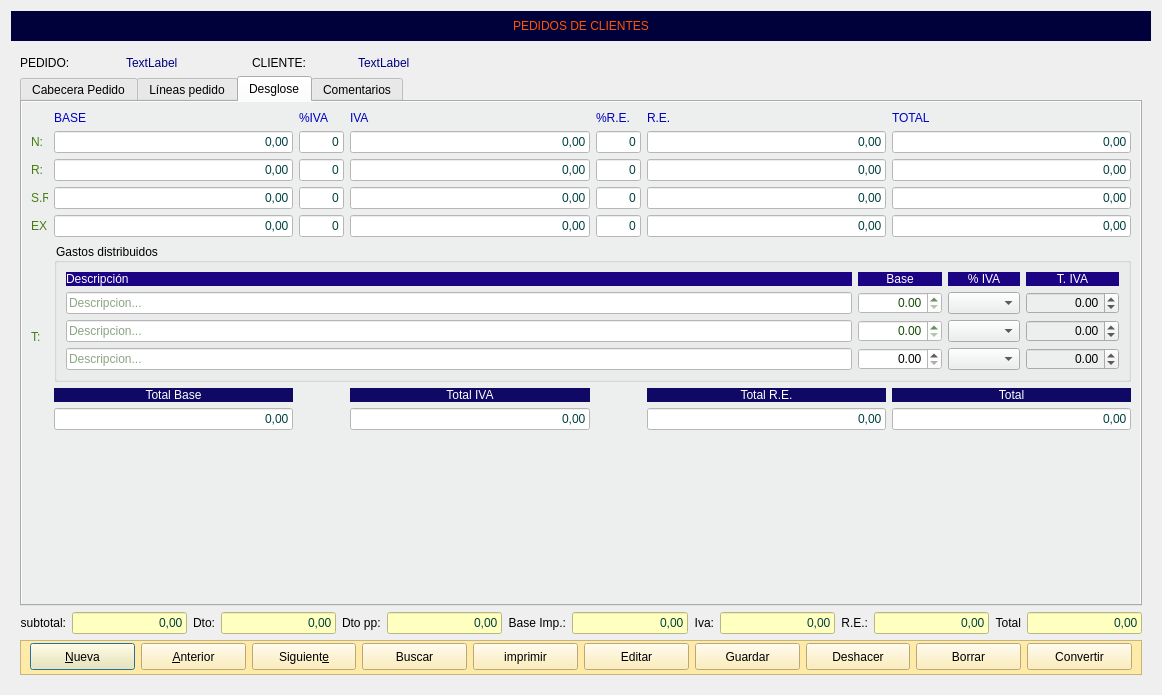
The window that Zona_Ventas/frmpedidos.ui (arcnexus/RedFoX) describes before a commit, drawn with Qt 5.
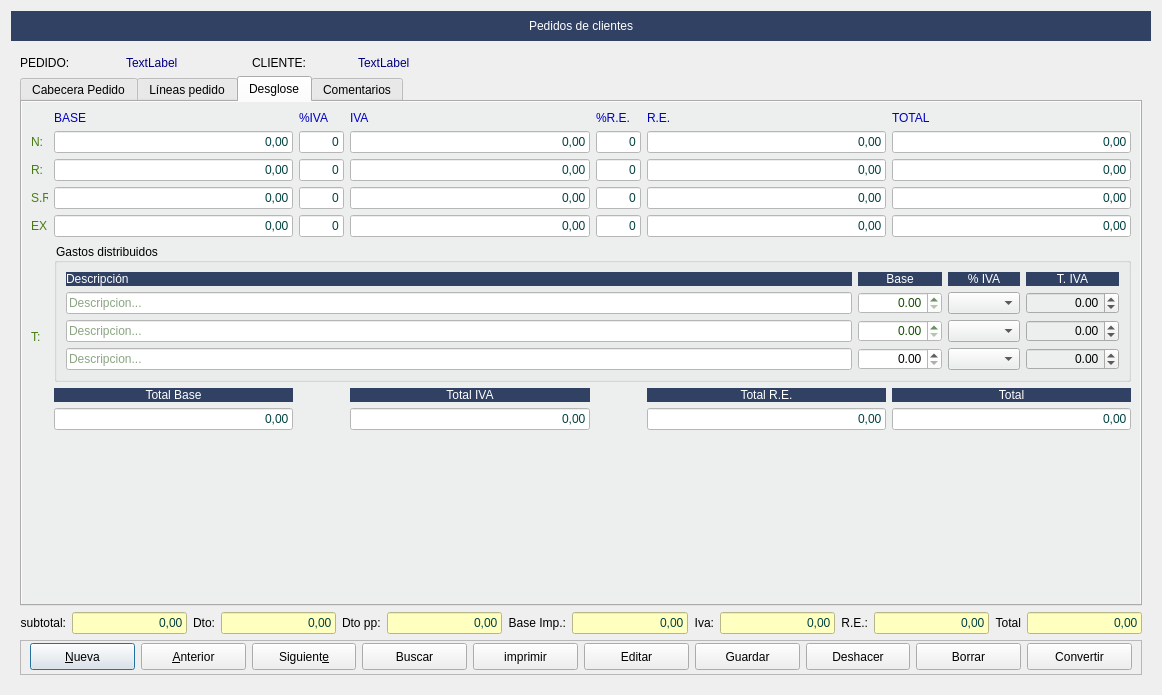
The same window after the commit. The open tabs and pages were chosen to show the change. Icons and pictures are not drawn.

Diff of the .ui file:
```diff
--- a/Zona_Ventas/frmpedidos.ui
+++ b/Zona_Ventas/frmpedidos.ui
@@ -298,9 +298,6 @@
            <height>35</height>
           </size>
          </property>
-         <property name="styleSheet">
-          <string notr="true">background-color: rgb(255, 235, 167);</string>
-         </property>
          <property name="frameShape">
           <enum>QFrame::StyledPanel</enum>
          </property>
@@ -1855,7 +1852,7 @@
                 <item row="0" column="0">
                  <widget class="QLabel" name="label_33">
                   <property name="styleSheet">
-                   <string notr="true">background-color: rgb(27, 3, 132);
+                   <string notr="true">background-color: #304163;
 color: rgb(255, 255, 255);</string>
                   </property>
                   <property name="text">
@@ -1872,7 +1869,7 @@
                    </size>
                   </property>
                   <property name="styleSheet">
-                   <string notr="true">background-color: rgb(27, 3, 132);
+                   <string notr="true">background-color: #304163;
 color: rgb(255, 255, 255);</string>
                   </property>
                   <property name="text">
@@ -1944,7 +1941,7 @@
                 <item row="0" column="3">
                  <widget class="QLabel" name="label_19">
                   <property name="styleSheet">
-                   <string notr="true">background-color: rgb(27, 3, 132);
+                   <string notr="true">background-color: #304163;
 color: rgb(255, 255, 255);</string>
                   </property>
                   <property name="text">
@@ -2007,7 +2004,7 @@
                 <item row="0" column="1">
                  <widget class="QLabel" name="label_34">
                   <property name="styleSheet">
-                   <string notr="true">background-color: rgb(27, 3, 132);
+                   <string notr="true">background-color: #304163;
 color: rgb(255, 255, 255);</string>
                   </property>
                   <property name="text">
@@ -2608,7 +2605,7 @@
              <item row="6" column="1">
               <widget class="QLabel" name="label_43">
                <property name="styleSheet">
-                <string notr="true">background-color: rgb(15, 9, 101);
+                <string notr="true">background-color: #304163;
 color: rgb(255, 255, 255);</string>
                </property>
                <property name="text">
@@ -2622,7 +2619,7 @@
              <item row="6" column="3">
               <widget class="QLabel" name="label_44">
                <property name="styleSheet">
-                <string notr="true">background-color: rgb(15, 9, 101);
+                <string notr="true">background-color: #304163;
 color: rgb(255, 255, 255);</string>
                </property>
                <property name="text">
@@ -2636,7 +2633,7 @@
              <item row="6" column="5">
               <widget class="QLabel" name="label_45">
                <property name="styleSheet">
-                <string notr="true">background-color: rgb(15, 9, 101);
+                <string notr="true">background-color: #304163;
 color: rgb(255, 255, 255);</string>
                </property>
                <property name="text">
@@ -2650,7 +2647,7 @@
              <item row="6" column="6">
               <widget class="QLabel" name="label_46">
                <property name="styleSheet">
-                <string notr="true">background-color: rgb(15, 9, 101);
+                <string notr="true">background-color: #304163;
 color: rgb(255, 255, 255);</string>
                </property>
                <property name="text">
@@ -2927,11 +2924,11 @@
      </property>
      <property name="styleSheet">
       <string notr="true">font: 14pt &quot;Sans Serif&quot;;
-color: rgb(255, 85, 0);
-background-color: rgb(0, 0, 58);</string>
+background-color: #304163;
+color: rgb(255, 255, 255);</string>
      </property>
      <property name="text">
-      <string>PEDIDOS DE CLIENTES</string>
+      <string>Pedidos de clientes</string>
      </property>
      <property name="alignment">
       <set>Qt::AlignCenter</set>
```
Left out of the diff: 8 changed lines with no effect on the pictures.
